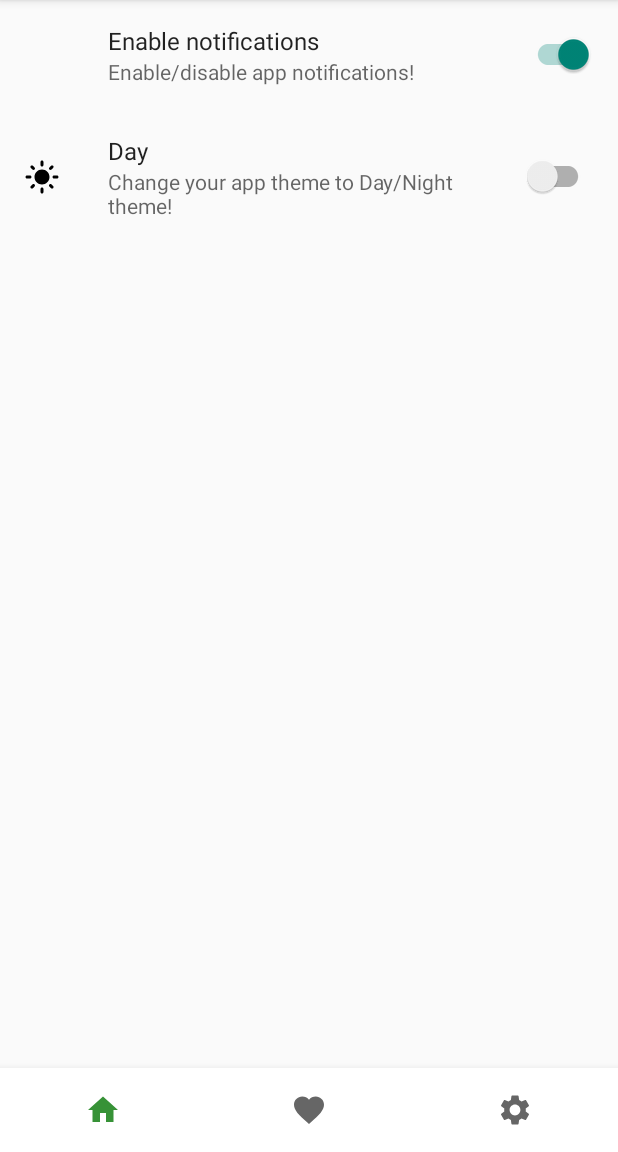
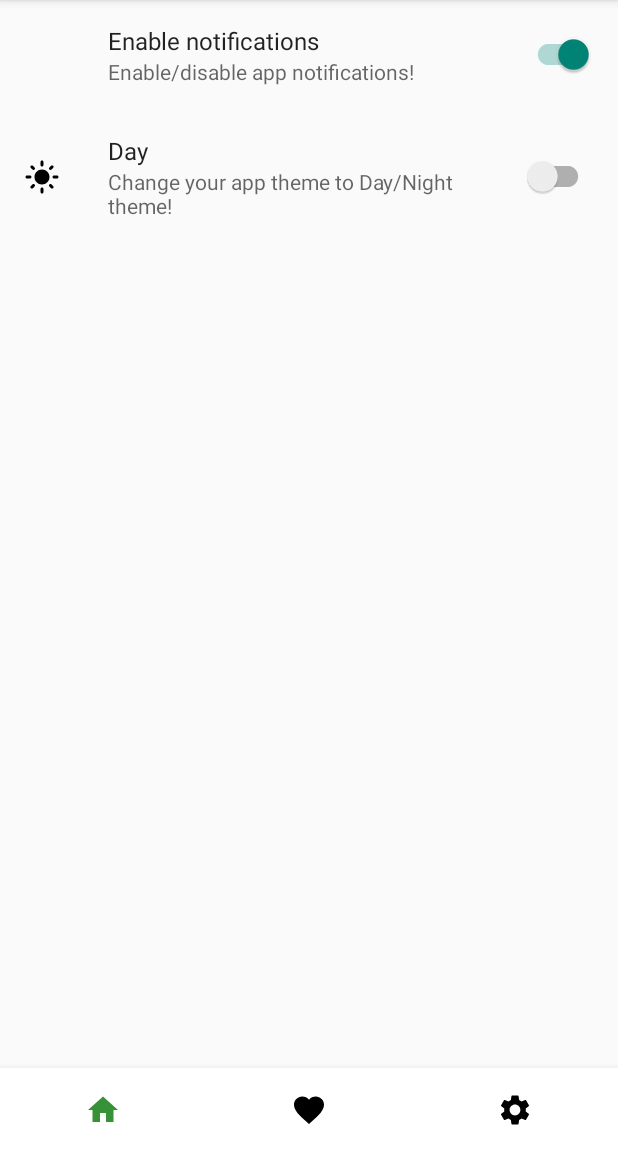
Before and after one commit to winstonkhoe/plantin, an Android app: the MainActivity screen opened directly, with no data from a screen before it, in the options menu, after a tap on "Settings", on a phone screen of 412 x 824 dp, the part 84-1236 px from its top. Run offline under Robolectric (Android 15) with nearby library versions, the phone set to English and light mode, and no system bars; our stand-ins replace Picasso, Volley, androidx.preference; network calls fail; pictures from the network do not load; 1 statement that could not run was skipped.

Commit message:
style(navigation): update night theme color for bottom navigation menu

```diff
--- /dev/null
+++ b/app/src/main/res/drawable/bottom_navigation_selector.xml
@@ -0,0 +1,6 @@
+<?xml version="1.0" encoding="utf-8"?>
+<selector xmlns:android="http://schemas.android.com/apk/res/android">
+    <item android:state_checked="true" android:color="?attr/colorPrimary"/>
+    <item android:state_pressed="true" android:state_enabled="true" android:color="?attr/colorPrimaryVariant" />
+    <item android:color="?attr/colorPrimaryDark"/>
+</selector>
--- a/app/src/main/res/layout/activity_main.xml
+++ b/app/src/main/res/layout/activity_main.xml
@@ -24,6 +24,8 @@
         app:layout_constraintEnd_toEndOf="parent"
         app:layout_constraintStart_toStartOf="parent"
         app:menu="@menu/bottom_nav_menu"
+        app:itemIconTint="@drawable/bottom_navigation_selector"
+        app:itemTextColor="@drawable/bottom_navigation_selector"
         app:labelVisibilityMode="unlabeled"
         android:background="@color/white">
 
--- a/app/src/main/res/values-night/themes.xml
+++ b/app/src/main/res/values-night/themes.xml
@@ -2,7 +2,7 @@
     <!-- Base application theme. -->
     <style name="Theme.Plantin" parent="Theme.AppCompat.DayNight.DarkActionBar">
         <!-- Primary brand color. -->
-        <item name="colorPrimary">@color/dark</item>
+        <item name="colorPrimary">@color/green_2</item>
         <item name="colorPrimaryVariant">@color/green</item>
         <item name="colorOnPrimary">@color/black</item>
         <item name="colorPrimaryDark">@color/dark</item>
```
Also changed, not shown: app/src/main/res/menu/bottom_nav_menu.xml (+6 -4 lines).
